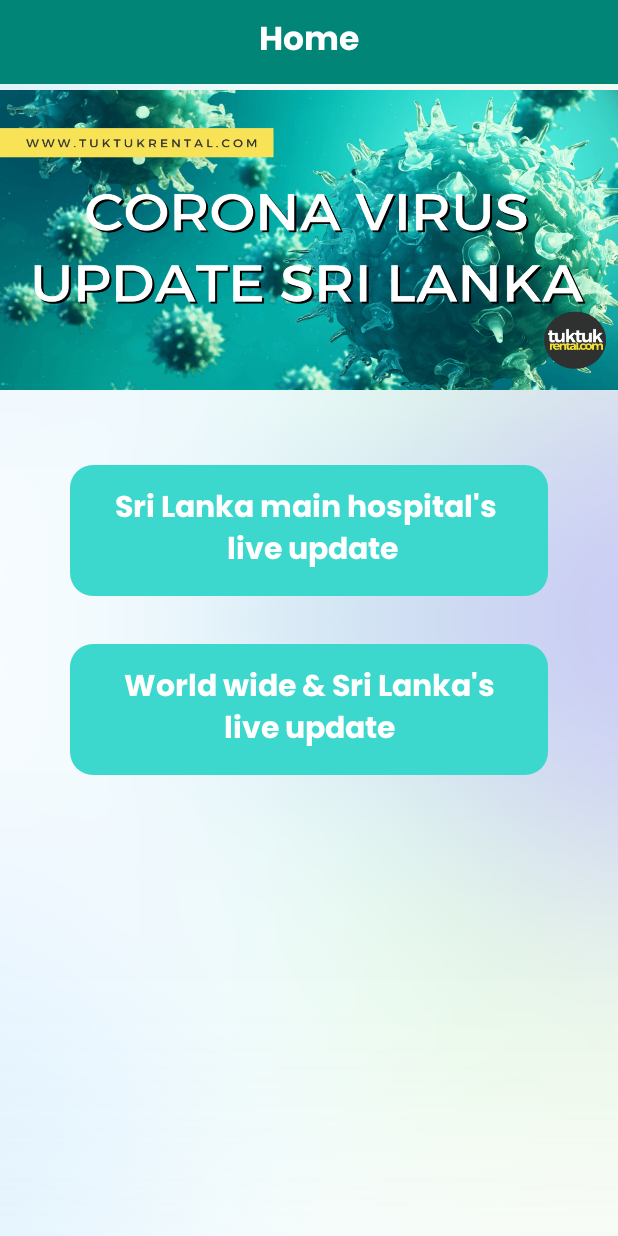
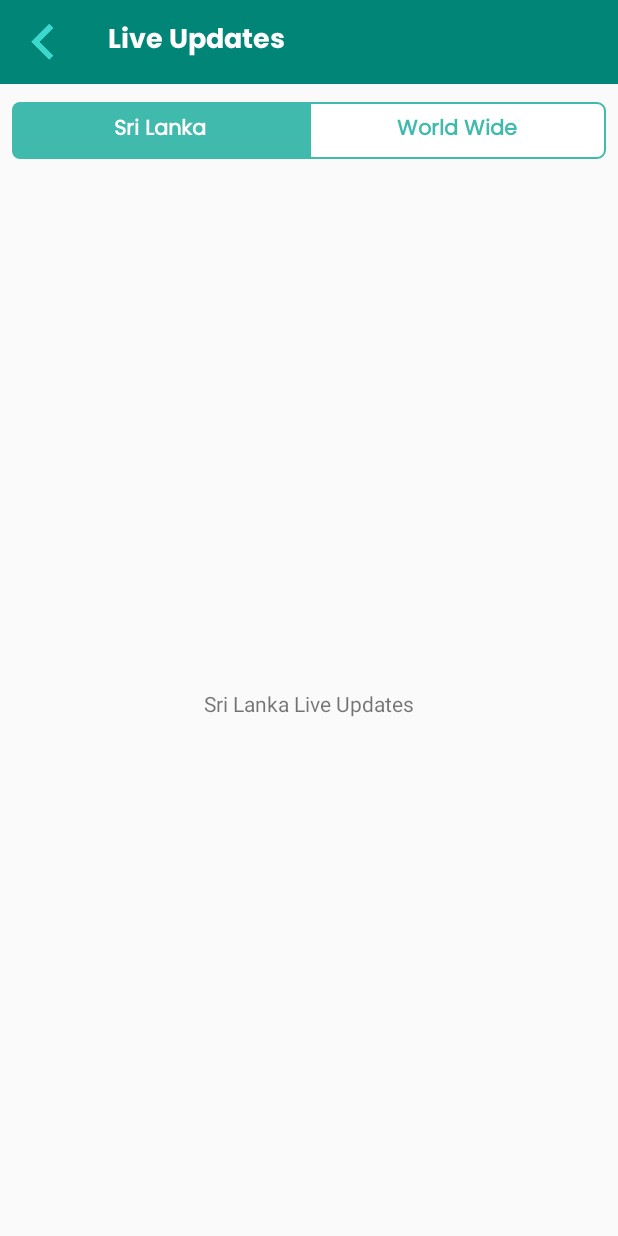
Before and after one commit to ChinthakaWageesha/covid19Updates, an Android app: the screen it shows after launch (MainActivity before the commit, LiveUpdatesActivity after it), after a tap on an icon or button, on a phone screen of 412 x 824 dp. Run offline under Robolectric (Android 15) with nearby library versions, the phone set to English and light mode, and no system bars; our stand-ins replace ButterKnife, Dagger/Hilt's generated code.

Commit message:
live updates SL & WW tabs added with Fragments

```diff
--- a/app/src/main/AndroidManifest.xml
+++ b/app/src/main/AndroidManifest.xml
@@ -13,7 +13,8 @@
       android:roundIcon="@mipmap/ic_launcher_round"
       android:supportsRtl="true"
       android:theme="@style/AppTheme">
-    <activity android:name=".ui.hospital_updates.ViewDetailsActivity"></activity>
+    <activity android:name=".ui.live_updates.LiveUpdatesActivity"></activity>
+    <activity android:name=".ui.hospital_updates.ViewDetailsActivity" />
     <activity
         android:name=".ui.SplashActivity"
         android:screenOrientation="portrait"
--- /dev/null
+++ b/app/src/main/java/au/elegantmedia/basemvpjava/ui/base/BaseFragment.java
@@ -0,0 +1,154 @@
+package au.elegantmedia.basemvpjava.ui.base;
+
+import android.app.Dialog;
+import android.content.Context;
+import android.graphics.Typeface;
+import android.os.Build;
+import android.os.Bundle;
+import android.support.annotation.NonNull;
+import android.support.annotation.Nullable;
+import android.support.v4.app.Fragment;
+import android.support.v4.content.ContextCompat;
+import android.support.v7.app.AppCompatActivity;
+import android.support.v7.widget.Toolbar;
+import android.util.LongSparseArray;
+import android.view.LayoutInflater;
+import android.view.View;
+import android.widget.TextView;
+import android.widget.Toast;
+import au.elegantmedia.basemvpjava.BaseApplication;
+import au.elegantmedia.basemvpjava.R;
+import au.elegantmedia.basemvpjava.data.local.PreferenceHelper;
+import au.elegantmedia.basemvpjava.injection.component.ActivityComponent;
+import au.elegantmedia.basemvpjava.injection.component.ConfigPersistentComponent;
+import au.elegantmedia.basemvpjava.injection.component.DaggerConfigPersistentComponent;
+import au.elegantmedia.basemvpjava.injection.module.ActivityModule;
+import java.util.concurrent.atomic.AtomicLong;
+
+public class BaseFragment extends Fragment {
+
+  private static final String KEY_ACTIVITY_ID = "KEY_ACTIVITY_ID";
+  private static final AtomicLong NEXT_ID = new AtomicLong(0);
+  private static final LongSparseArray<ConfigPersistentComponent>
+      sComponentsMap = new LongSparseArray<>();
+  public Toolbar toolbar;
+  private ActivityComponent mActivityComponent;
+  private long mActivityId;
+  private String accessToken;
+  private Dialog mProgress;
+  private Context mContext;
+
+  @Override public void onCreate(@Nullable Bundle savedInstanceState) {
+    super.onCreate(savedInstanceState);
+
+    mContext = getActivity();
+
+    mActivityId = savedInstanceState != null ?
+        savedInstanceState.getLong(KEY_ACTIVITY_ID) : NEXT_ID.getAndIncrement();
+
+    ConfigPersistentComponent configPersistentComponent = sComponentsMap.get(mActivityId, null);
+
+    if (configPersistentComponent == null) {
+      configPersistentComponent = DaggerConfigPersistentComponent.builder()
+          .applicationComponent(BaseApplication.get(mContext).getComponent())
+          .build();
+      sComponentsMap.put(mActivityId, configPersistentComponent);
+    }
+    mActivityComponent =
+        configPersistentComponent.activityComponent(new ActivityModule(getActivity()));
+
+    accessToken = "Bearer " + PreferenceHelper.getAccessToken(mContext);
+  }
+
+  @Override public void onViewCreated(@NonNull View view, @Nullable Bundle savedInstanceState) {
+    super.onViewCreated(view, savedInstanceState);
+    toolbar = getActivity().findViewById(R.id.toolbar_live_updates);
+    toolbar.setBackgroundColor(ContextCompat.getColor(mContext, R.color.colorPrimary));
+  }
+
+  @Override
+  public void onSaveInstanceState(Bundle outState) {
+    super.onSaveInstanceState(outState);
+    outState.putLong(KEY_ACTIVITY_ID, mActivityId);
+  }
+
+  @Override
+  public void onDestroy() {
+    super.onDestroy();
+    if (toolbar != null && Build.VERSION.SDK_INT >= Build.VERSION_CODES.LOLLIPOP) {
+      toolbar.setElevation(0);
+    }
+    sComponentsMap.remove(mActivityId);
+  }
+
+  public ActivityComponent activityComponent() {
+    return mActivityComponent;
+  }
+
+  public void showToast(String message) {
+    Toast.makeText(mContext, message, Toast.LENGTH_SHORT).show();
+  }
+
+  /*public void showError(String message) {
+    ViewDialog.showDialog(mContext, getString(R.string.label_error), message,
+        getString(R.string.label_ok));
+  }*/
+
+  /*public void showDialog(String title, String message, String dismissText) {
+    ViewDialog.showDialog(mContext, title, message, dismissText);
+  }*/
+
+  protected void setTitle(String title, int choose) {
+
+    Typeface font = Typeface.SANS_SERIF;
+    LayoutInflater inflator = LayoutInflater.from(getActivity());
+    View v = inflator.inflate(R.layout.custom_text_view, null);
+
+    //if you need to customize anything else about the text, do it here.
+    //I'm using a custom TextView with a custom font in my layout xml so all I need to do is set title
+    TextView textView = ((TextView) v.findViewById(R.id.title));
+    textView.setTypeface(font);
+    textView.setText(getActivity().getTitle());
+
+    switch (choose) {
+      case 1:
+        ((AppCompatActivity) getActivity()).getSupportActionBar().setDisplayHomeAsUpEnabled(true);
+        ((AppCompatActivity) getActivity()).getSupportActionBar().setDisplayShowHomeEnabled(true);
+        ((AppCompatActivity) getActivity()).getSupportActionBar()
+            .setHomeAsUpIndicator(R.drawable.ic_menu);
+        ((AppCompatActivity) getActivity()).getSupportActionBar().setDisplayShowCustomEnabled(true);
+        ((AppCompatActivity) getActivity()).getSupportActionBar().setDisplayShowTitleEnabled(false);
+        ((AppCompatActivity) getActivity()).getSupportActionBar().setTitle(title);
+        ((AppCompatActivity) getActivity()).getSupportActionBar().setCustomView(v);
+        break;
+      case 2:
+        ((AppCompatActivity) getActivity()).getSupportActionBar().setDisplayHomeAsUpEnabled(true);
+        ((AppCompatActivity) getActivity()).getSupportActionBar().setDisplayShowHomeEnabled(true);
+        ((AppCompatActivity) getActivity()).getSupportActionBar()
+            .setHomeAsUpIndicator(R.drawable.ic_back);
+        ((AppCompatActivity) getActivity()).getSupportActionBar()
+            .setDisplayShowCustomEnabled(false);
+        ((AppCompatActivity) getActivity()).getSupportActionBar().setDisplayShowTitleEnabled(true);
+        ((AppCompatActivity) getActivity()).getSupportActionBar().setTitle(title);
+        break;
+      case 3:
+        ((AppCompatActivity) getActivity()).getSupportActionBar().setDisplayHomeAsUpEnabled(true);
+        ((AppCompatActivity) getActivity()).getSupportActionBar().setDisplayShowHomeEnabled(true);
+        ((AppCompatActivity) getActivity()).getSupportActionBar()
+            .setHomeAsUpIndicator(R.drawable.ic_menu);
+        ((AppCompatActivity) getActivity()).getSupportActionBar()
+            .setDisplayShowCustomEnabled(false);
+        ((AppCompatActivity) getActivity()).getSupportActionBar().setDisplayShowTitleEnabled(true);
+        ((AppCompatActivity) getActivity()).getSupportActionBar().setTitle(title);
+        break;
+      case 4:
+        ((AppCompatActivity) getActivity()).getSupportActionBar().setDisplayHomeAsUpEnabled(false);
+        ((AppCompatActivity) getActivity()).getSupportActionBar().setDisplayShowHomeEnabled(false);
+        ((AppCompatActivity) getActivity()).getSupportActionBar()
+            .setDisplayShowCustomEnabled(false);
+        ((AppCompatActivity) getActivity()).getSupportActionBar().setDisplayShowTitleEnabled(true);
+        ((AppCompatActivity) getActivity()).getSupportActionBar().setTitle(title);
+        break;
+    }
+  }
+}
--- /dev/null
+++ b/app/src/main/java/au/elegantmedia/basemvpjava/ui/live_updates/LiveUpdatesActivity.java
@@ -0,0 +1,83 @@
+package au.elegantmedia.basemvpjava.ui.live_updates;
+
+import android.os.Bundle;
+import android.support.v4.app.Fragment;
+import android.support.v7.widget.Toolbar;
+import android.view.View;
+import android.widget.FrameLayout;
+import android.widget.TextView;
+import au.elegantmedia.basemvpjava.R;
+import au.elegantmedia.basemvpjava.ui.base.BaseActivity;
+import butterknife.BindView;
+import butterknife.ButterKnife;
+import butterknife.OnClick;
+
+public class LiveUpdatesActivity extends BaseActivity {
+
+  @BindView(R.id.toolbar_live_updates) Toolbar mToolbar;
+  @BindView(R.id.sub_toolbar_title) TextView subToolbarTitle;
+  @BindView(R.id.fl_updates_container) FrameLayout flUpdatesContainer;
+  @BindView(R.id.tv_sri_lanka_updates) TextView tvSriLankaUpdates;
+  @BindView(R.id.tv_world_updates) TextView tvWorldUpdates;
+
+  @Override
+  protected void onCreate(Bundle savedInstanceState) {
+    super.onCreate(savedInstanceState);
+    setContentView(R.layout.activity_live_updates);
+    ButterKnife.bind(this);
+    init();
+  }
+
+  private void init() {
+    setSupportActionBar(mToolbar);
+    subToolbarTitle.setText(getString(R.string.title_live_updates));
+    getSupportActionBar().setHomeAsUpIndicator(getResources().getDrawable(R.drawable.ic_back));
+    getSupportActionBar().setHomeButtonEnabled(true);
+    getSupportActionBar().setDisplayHomeAsUpEnabled(true);
+    onSelectSriLankaTab();
+  }
+
+  private void onSelectSriLankaTab() {
+    tvSriLankaUpdates.setTextColor(getResources().getColor(R.color.colorWhite));
+    tvSriLankaUpdates.setBackground(
+        getResources().getDrawable(R.drawable.bg_green_left_corner_rounded));
+    tvWorldUpdates.setTextColor(getResources().getColor(R.color.colorPuertoRico));
+    tvWorldUpdates.setBackground(
+        getResources().getDrawable(R.drawable.bg_white_green_stroke_right_corner_round));
+    setFragment(new SLUpdatesFragment());
+  }
+
+  private void onSelectWorldTab() {
+    tvSriLankaUpdates.setTextColor(getResources().getColor(R.color.colorPuertoRico));
+    tvSriLankaUpdates.setBackground(
+        getResources().getDrawable(R.drawable.bg_white_green_stroke_left_corner_round));
+    tvWorldUpdates.setTextColor(getResources().getColor(R.color.colorWhite));
+    tvWorldUpdates.setBackground(
+        getResources().getDrawable(R.drawable.bg_green_right_corner_round));
+    setFragment(new WWUpdatesFragment());
+  }
+
+  private void setFragment(Fragment fragment) {
+    getSupportFragmentManager()
+        .beginTransaction()
+        .replace(R.id.fl_updates_container, fragment)
+        .commit();
+  }
+
+  @OnClick({R.id.tv_sri_lanka_updates, R.id.tv_world_updates})
+  public void onViewClicked(View view) {
+    switch (view.getId()) {
+      case R.id.tv_sri_lanka_updates:
+        onSelectSriLankaTab();
+        break;
+      case R.id.tv_world_updates:
+        onSelectWorldTab();
+        break;
+    }
+  }
+
+  @Override public boolean onSupportNavigateUp() {
+    onBackPressed();
+    return true;
+  }
+}
--- /dev/null
+++ b/app/src/main/java/au/elegantmedia/basemvpjava/ui/live_updates/SLUpdatesFragment.java
@@ -0,0 +1,22 @@
+package au.elegantmedia.basemvpjava.ui.live_updates;
+
+import android.os.Bundle;
+import android.view.LayoutInflater;
+import android.view.View;
+import android.view.ViewGroup;
+import au.elegantmedia.basemvpjava.R;
+import au.elegantmedia.basemvpjava.ui.base.BaseFragment;
+
+public class SLUpdatesFragment extends BaseFragment {
+
+  public SLUpdatesFragment() {
+    // Required empty public constructor
+  }
+
+  @Override
+  public View onCreateView(LayoutInflater inflater, ViewGroup container,
+      Bundle savedInstanceState) {
+    // Inflate the layout for this fragment
+    return inflater.inflate(R.layout.fragment_slupdates, container, false);
+  }
+}
--- a/app/src/main/java/au/elegantmedia/basemvpjava/ui/main/MainActivity.java
+++ b/app/src/main/java/au/elegantmedia/basemvpjava/ui/main/MainActivity.java
@@ -8,6 +8,7 @@ import android.widget.TextView;
 import au.elegantmedia.basemvpjava.R;
 import au.elegantmedia.basemvpjava.ui.base.BaseActivity;
 import au.elegantmedia.basemvpjava.ui.hospital_updates.HospitalUpdatesActivity;
+import au.elegantmedia.basemvpjava.ui.live_updates.LiveUpdatesActivity;
 import butterknife.BindView;
 import butterknife.ButterKnife;
 import butterknife.OnClick;
@@ -44,7 +45,7 @@ public class MainActivity extends BaseActivity {
         startActivity(new Intent(this, HospitalUpdatesActivity.class));
         break;
       case R.id.btn_live_updates:
-        showToast("Live updates");
+        startActivity(new Intent(this, LiveUpdatesActivity.class));
         break;
     }
   }
--- a/app/src/main/res/drawable/background_green_corner_round.xml
+++ b/app/src/main/res/drawable/background_green_corner_round.xml
@@ -2,7 +2,7 @@
 <selector xmlns:android="http://schemas.android.com/apk/res/android">
   <item>
     <shape>
-      <solid android:color="@color/colorLightGreen"/>
+      <solid android:color="@color/colorLightGreenII"/>
       <corners android:radius="15dp"/>
     </shape>
   </item>
--- /dev/null
+++ b/app/src/main/res/drawable/bg_green_left_corner_rounded.xml
@@ -0,0 +1,9 @@
+<?xml version="1.0" encoding="UTF-8"?>
+<shape xmlns:android="http://schemas.android.com/apk/res/android"
+    android:shape="rectangle">
+  <solid android:color="@color/colorLightGreen" />
+
+  <corners
+      android:bottomLeftRadius="5dp"
+      android:topLeftRadius="5dp"/>
+</shape>
--- /dev/null
+++ b/app/src/main/res/drawable/bg_green_right_corner_round.xml
@@ -0,0 +1,9 @@
+<?xml version="1.0" encoding="UTF-8"?>
+<shape xmlns:android="http://schemas.android.com/apk/res/android"
+    android:shape="rectangle">
+  <solid android:color="@color/colorLightGreen" />
+
+  <corners
+      android:bottomRightRadius="5dp"
+      android:topRightRadius="5dp"/>
+</shape>
--- /dev/null
+++ b/app/src/main/res/drawable/bg_white_green_stroke_left_corner_round.xml
@@ -0,0 +1,11 @@
+<?xml version="1.0" encoding="UTF-8"?>
+<shape xmlns:android="http://schemas.android.com/apk/res/android"
+    android:shape="rectangle">
+  <solid android:color="@color/colorWhite" />
+
+  <stroke android:color="@color/colorLightGreen" android:width="1dp"/>
+
+  <corners
+      android:topLeftRadius="5dp"
+      android:bottomLeftRadius="5dp"/>
+</shape>
--- /dev/null
+++ b/app/src/main/res/drawable/bg_white_green_stroke_right_corner_round.xml
@@ -0,0 +1,11 @@
+<?xml version="1.0" encoding="UTF-8"?>
+<shape xmlns:android="http://schemas.android.com/apk/res/android"
+    android:shape="rectangle">
+  <solid android:color="@color/colorWhite" />
+
+  <stroke android:color="@color/colorLightGreen" android:width="1dp"/>
+
+  <corners
+      android:topRightRadius="5dp"
+      android:bottomRightRadius="5dp"/>
+</shape>
--- /dev/null
+++ b/app/src/main/res/layout/activity_live_updates.xml
@@ -0,0 +1,69 @@
+<?xml version="1.0" encoding="utf-8"?>
+<android.support.constraint.ConstraintLayout xmlns:android="http://schemas.android.com/apk/res/android"
+    xmlns:app="http://schemas.android.com/apk/res-auto"
+    xmlns:tools="http://schemas.android.com/tools"
+    android:layout_width="match_parent"
+    android:layout_height="match_parent"
+    tools:context=".ui.live_updates.LiveUpdatesActivity">
+
+  <include
+      android:id="@+id/toolbar_live_updates"
+      layout="@layout/sub_toolbar"
+      app:layout_constraintEnd_toEndOf="parent"
+      app:layout_constraintStart_toStartOf="parent"
+      app:layout_constraintTop_toTopOf="parent" />
+
+  <android.support.constraint.ConstraintLayout
+      android:id="@+id/constraintLayout"
+      android:layout_width="match_parent"
+      android:layout_height="38dp"
+      android:layout_marginStart="8dp"
+      android:layout_marginTop="12dp"
+      android:layout_marginEnd="8dp"
+      app:layout_constraintEnd_toEndOf="parent"
+      app:layout_constraintStart_toStartOf="parent"
+      app:layout_constraintTop_toBottomOf="@+id/toolbar_live_updates">
+
+    <TextView
+        android:id="@+id/tv_sri_lanka_updates"
+        android:layout_width="0dp"
+        android:layout_height="0dp"
+        android:background="@drawable/bg_green_left_corner_rounded"
+        android:fontFamily="@font/poppins_regular"
+        android:gravity="center"
+        android:text="@string/label_sri_lanka"
+        android:textSize="14sp"
+        android:textStyle="bold"
+        app:layout_constraintBottom_toBottomOf="parent"
+        app:layout_constraintEnd_toStartOf="@+id/tv_world_updates"
+        app:layout_constraintStart_toStartOf="parent"
+        app:layout_constraintTop_toTopOf="parent" />
+
+    <TextView
+        android:id="@+id/tv_world_updates"
+        android:layout_width="0dp"
+        android:layout_height="0dp"
+        android:background="@drawable/bg_white_green_stroke_right_corner_round"
+        android:fontFamily="@font/poppins_regular"
+        android:gravity="center"
+        android:text="@string/label_world"
+        android:textSize="14sp"
+        android:textStyle="bold"
+        app:layout_constraintBottom_toBottomOf="parent"
+        app:layout_constraintEnd_toEndOf="parent"
+        app:layout_constraintStart_toEndOf="@+id/tv_sri_lanka_updates"
+        app:layout_constraintTop_toTopOf="parent" />
+  </android.support.constraint.ConstraintLayout>
+
+  <FrameLayout
+      android:id="@+id/fl_updates_container"
+      android:layout_width="0dp"
+      android:layout_height="0dp"
+      android:layout_marginStart="8dp"
+      android:layout_marginTop="8dp"
+      android:layout_marginEnd="8dp"
+      app:layout_constraintBottom_toBottomOf="parent"
+      app:layout_constraintEnd_toEndOf="parent"
+      app:layout_constraintStart_toStartOf="parent"
+      app:layout_constraintTop_toBottomOf="@+id/constraintLayout" />
+</android.support.constraint.ConstraintLayout>
--- a/app/src/main/res/layout/activity_main.xml
+++ b/app/src/main/res/layout/activity_main.xml
@@ -40,31 +40,33 @@
         android:layout_width="match_parent"
         android:layout_height="wrap_content" >
 
+
+      <Button
+          android:id="@+id/btn_live_updates"
+          style="@style/PrimaryButtonStyle"
+          android:layout_width="0dp"
+          android:layout_height="wrap_content"
+          android:layout_marginTop="50dp"
+          android:text="@string/live_update_desc"
+          app:layout_constraintEnd_toEndOf="@+id/btn_hospital_updates"
+          app:layout_constraintStart_toStartOf="@+id/btn_hospital_updates"
+          app:layout_constraintTop_toTopOf="parent" />
+
       <Button
           android:id="@+id/btn_hospital_updates"
           style="@style/PrimaryButtonStyle"
           android:layout_width="wrap_content"
           android:layout_height="wrap_content"
           android:layout_marginStart="16dp"
-          android:layout_marginTop="50dp"
+          android:layout_marginTop="32dp"
           android:layout_marginEnd="16dp"
+          android:layout_marginBottom="32dp"
           android:text="@string/main_hospital_update_desc"
+          app:layout_constraintBottom_toBottomOf="parent"
           app:layout_constraintEnd_toEndOf="parent"
+          app:layout_constraintHorizontal_bias="0.666"
           app:layout_constraintStart_toStartOf="parent"
-          app:layout_constraintTop_toTopOf="parent" />
-
-      <Button
-          android:id="@+id/btn_live_updates"
-          style="@style/PrimaryButtonStyle"
-          android:layout_width="0dp"
-          android:layout_height="wrap_content"
-          android:layout_marginTop="32dp"
-          android:layout_marginBottom="32dp"
-          android:text="@string/live_update_desc"
-          app:layout_constraintBottom_toBottomOf="parent"
-          app:layout_constraintEnd_toEndOf="@+id/btn_hospital_updates"
-          app:layout_constraintStart_toStartOf="@+id/btn_hospital_updates"
-          app:layout_constraintTop_toBottomOf="@+id/btn_hospital_updates" />
+          app:layout_constraintTop_toBottomOf="@+id/btn_live_updates" />
 
 
     </android.support.constraint.ConstraintLayout>
--- /dev/null
+++ b/app/src/main/res/layout/fragment_slupdates.xml
@@ -0,0 +1,19 @@
+<?xml version="1.0" encoding="utf-8"?>
+<android.support.constraint.ConstraintLayout xmlns:android="http://schemas.android.com/apk/res/android"
+    xmlns:app="http://schemas.android.com/apk/res-auto"
+    xmlns:tools="http://schemas.android.com/tools"
+    android:layout_width="match_parent"
+    android:layout_height="match_parent"
+    tools:context=".ui.live_updates.SLUpdatesFragment">
+
+  <!-- TODO: Update blank fragment layout -->
+  <TextView
+      android:layout_width="wrap_content"
+      android:layout_height="wrap_content"
+      android:text="Sri Lanka Live Updates"
+      app:layout_constraintBottom_toBottomOf="parent"
+      app:layout_constraintEnd_toEndOf="parent"
+      app:layout_constraintStart_toStartOf="parent"
+      app:layout_constraintTop_toTopOf="parent" />
+
+</android.support.constraint.ConstraintLayout>
--- a/app/src/main/res/values/colors.xml
+++ b/app/src/main/res/values/colors.xml
@@ -8,7 +8,10 @@
   <color name="colorLowOpBlack">#ed232323</color>
   <color name="colorWhite">#FFFFFF</color>
   <color name="colorTransparent">#00000000</color>
-  <color name="colorLightGreen">#3DD8CD</color>
+  <color name="colorLightGreenII">#3DD8CD</color>
   <color name="colorTextGray">#61788C</color>
   <color name="colorLightGray">#83A2C2</color>
+
+  <color name="colorPuertoRico">#FF41BAAE</color>
+  <color name="colorLightGreen">#FF41BAAE</color>
 </resources>
--- a/app/src/main/res/values/strings.xml
+++ b/app/src/main/res/values/strings.xml
@@ -4,6 +4,7 @@
   <string name="title_home">Home</string>
   <string name="title_hospital_updates">Hospital Live Updates</string>
   <string name="title_hospital_details">Hospital Details</string>
+  <string name="title_live_updates">Live Updates</string>
 
   <string name="main_hospital_update_desc">Sri Lanka main hospital\'s \n live update</string>
   <string name="live_update_desc">World wide &amp; Sri Lanka\'s live update</string>
@@ -15,4 +16,7 @@
   <string name="label_local_patient_count">Local patient count</string>
   <string name="label_foreign_patient_count">Foreign patient count</string>
   <string name="label_total_patient_count">Total patient count</string>
+
+  <string name="label_sri_lanka">Sri Lanka</string>
+  <string name="label_world">World Wide</string>
 </resources>
```
Also changed, not shown: app/src/main/java/au/elegantmedia/basemvpjava/ui/live_updates/WWUpdatesFragment.java (added, +22 -0 lines), app/src/main/res/layout/fragment_wwupdates.xml (added, +19 -0 lines).
